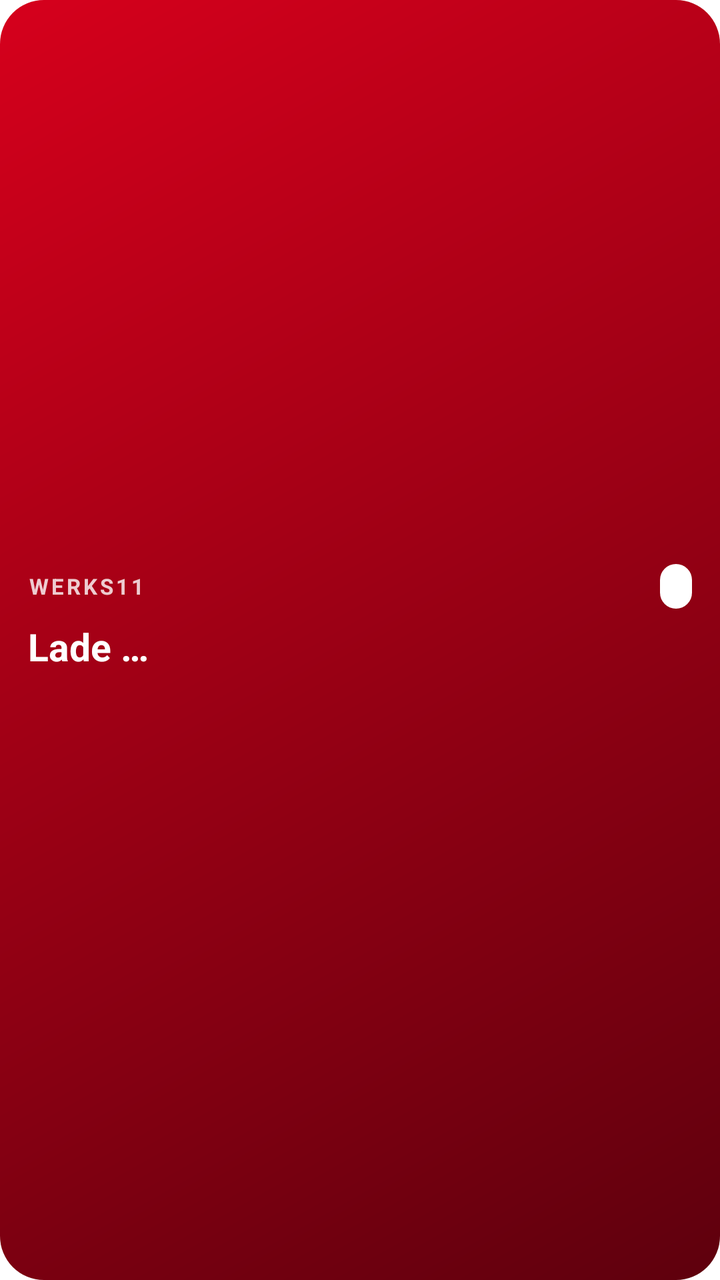
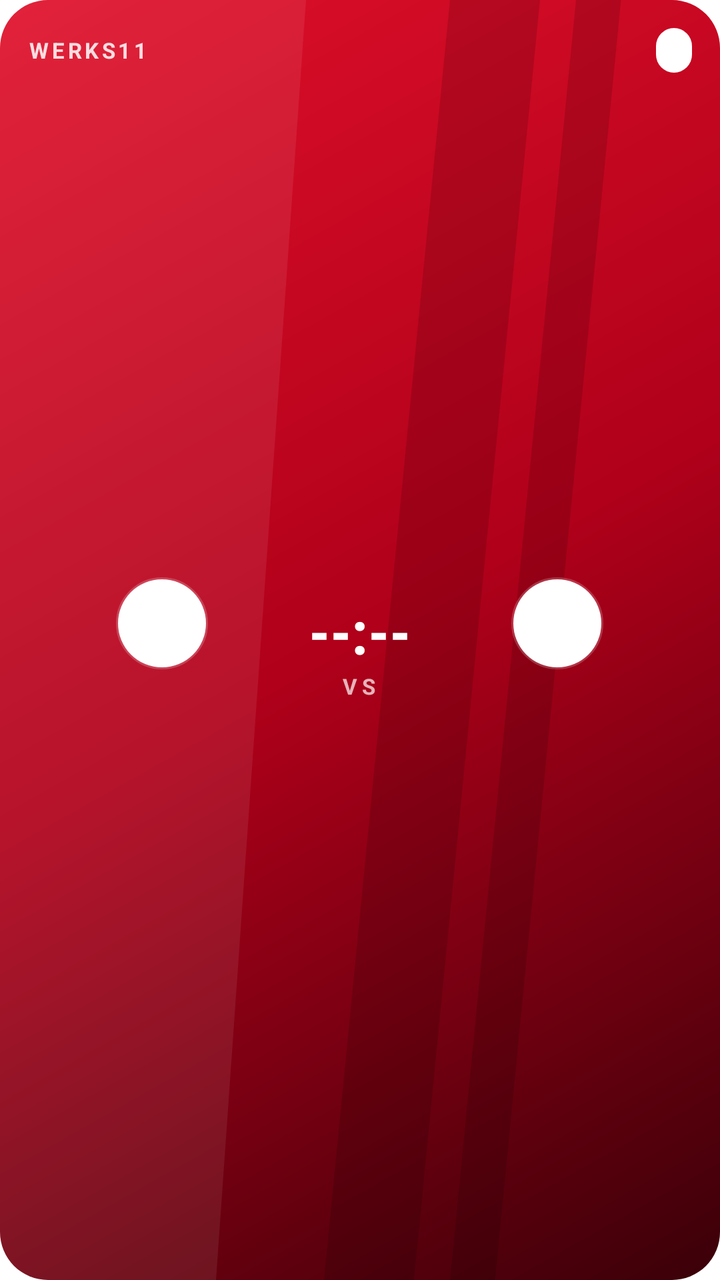

The first picture is an Android layout as it rendered before a commit; the second is the same layout after the commit. The layout source and the unified diff follow.
<!-- AndroidManifest.xml: application theme AppTheme -->
<!-- res/layout/widget_next.xml -->
<?xml version="1.0" encoding="utf-8"?>
<LinearLayout xmlns:android="http://schemas.android.com/apk/res/android"
    android:id="@+id/w_root"
    android:layout_width="match_parent"
    android:layout_height="match_parent"
    android:orientation="vertical"
    android:gravity="center_vertical"
    android:padding="14dp"
    android:background="@drawable/widget_bg">

    <LinearLayout
        android:layout_width="match_parent"
        android:layout_height="wrap_content"
        android:orientation="horizontal"
        android:gravity="center_vertical">

        <TextView
            android:id="@+id/w_comp"
            android:layout_width="0dp"
            android:layout_height="wrap_content"
            android:layout_weight="1"
            android:text="WERKS11"
            android:textColor="#CCFFFFFF"
            android:textSize="11sp"
            android:textStyle="bold"
            android:letterSpacing="0.12"
            android:maxLines="1"
            android:ellipsize="end" />

        <TextView
            android:id="@+id/w_left"
            android:layout_width="wrap_content"
            android:layout_height="wrap_content"
            android:background="@drawable/widget_pill"
            android:paddingLeft="8dp"
            android:paddingRight="8dp"
            android:paddingTop="3dp"
            android:paddingBottom="3dp"
            android:text=""
            android:textColor="#FFD6001C"
            android:textSize="12sp"
            android:textStyle="bold" />
    </LinearLayout>

    <TextView
        android:id="@+id/w_teams"
        android:layout_width="match_parent"
        android:layout_height="wrap_content"
        android:layout_marginTop="6dp"
        android:text="Lade …"
        android:textColor="#FFFFFFFF"
        android:textSize="19sp"
        android:textStyle="bold"
        android:maxLines="2"
        android:ellipsize="end" />

    <TextView
        android:id="@+id/w_when"
        android:layout_width="match_parent"
        android:layout_height="wrap_content"
        android:layout_marginTop="4dp"
        android:text=""
        android:textColor="#E6FFFFFF"
        android:textSize="13sp"
        android:maxLines="1"
        android:ellipsize="end" />
</LinearLayout>
<!-- resources referenced by this layout -->
<resources>
  <!-- drawable widget_bg (drawable) -->
  <?xml version="1.0" encoding="utf-8"?>
  <shape xmlns:android="http://schemas.android.com/apk/res/android" android:shape="rectangle">
      <gradient android:startColor="#FFD6001C" android:endColor="#FF5E000D" android:angle="315" />
      <corners android:radius="22dp" />
  </shape>
  <!-- drawable widget_pill (drawable) -->
  <?xml version="1.0" encoding="utf-8"?>
  <shape xmlns:android="http://schemas.android.com/apk/res/android" android:shape="rectangle">
      <solid android:color="#FFFFFFFF" />
      <corners android:radius="999dp" />
  </shape>
  <style name="AppTheme" parent="android:Theme.Material.Light.NoActionBar">
          <item name="android:statusBarColor">#D6001C</item>
          <item name="android:navigationBarColor">#000000</item>
          <item name="android:windowBackground">@android:color/white</item>
      </style>
</resources>

<!-- the commit's change to res/layout/widget_next.xml (unified diff, before → after) -->
@@ -1,67 +1,33 @@
 <?xml version="1.0" encoding="utf-8"?>
-<LinearLayout xmlns:android="http://schemas.android.com/apk/res/android"
-    android:id="@+id/w_root"
-    android:layout_width="match_parent"
-    android:layout_height="match_parent"
-    android:orientation="vertical"
-    android:gravity="center_vertical"
-    android:padding="14dp"
-    android:background="@drawable/widget_bg">
-
-    <LinearLayout
-        android:layout_width="match_parent"
-        android:layout_height="wrap_content"
-        android:orientation="horizontal"
-        android:gravity="center_vertical">
-
-        <TextView
-            android:id="@+id/w_comp"
-            android:layout_width="0dp"
-            android:layout_height="wrap_content"
-            android:layout_weight="1"
-            android:text="WERKS11"
-            android:textColor="#CCFFFFFF"
-            android:textSize="11sp"
-            android:textStyle="bold"
-            android:letterSpacing="0.12"
-            android:maxLines="1"
-            android:ellipsize="end" />
-
-        <TextView
-            android:id="@+id/w_left"
-            android:layout_width="wrap_content"
-            android:layout_height="wrap_content"
-            android:background="@drawable/widget_pill"
-            android:paddingLeft="8dp"
-            android:paddingRight="8dp"
-            android:paddingTop="3dp"
-            android:paddingBottom="3dp"
-            android:text=""
-            android:textColor="#FFD6001C"
-            android:textSize="12sp"
-            android:textStyle="bold" />
+<LinearLayout xmlns:android="http://schemas.android.com/apk/res/android" android:id="@+id/w_root"
+    android:layout_width="match_parent" android:layout_height="match_parent" android:orientation="vertical" android:padding="14dp" android:background="@drawable/widget_bg">
+    <LinearLayout android:layout_width="match_parent" android:layout_height="wrap_content" android:orientation="horizontal" android:gravity="center_vertical">
+        <TextView android:id="@+id/w_comp" android:layout_width="0dp" android:layout_height="wrap_content" android:layout_weight="1"
+            android:text="WERKS11" android:textColor="#D9FFFFFF" android:textSize="11sp" android:textStyle="bold" android:letterSpacing="0.14" android:maxLines="1" android:ellipsize="end" />
+        <TextView android:id="@+id/w_left" android:layout_width="wrap_content" android:layout_height="wrap_content" android:background="@drawable/widget_pill"
+            android:paddingLeft="9dp" android:paddingRight="9dp" android:paddingTop="3dp" android:paddingBottom="3dp" android:text="" android:textColor="#FFD6001C" android:textSize="12sp" android:textStyle="bold" />
     </LinearLayout>
-
-    <TextView
-        android:id="@+id/w_teams"
-        android:layout_width="match_parent"
-        android:layout_height="wrap_content"
-        android:layout_marginTop="6dp"
-        android:text="Lade …"
-        android:textColor="#FFFFFFFF"
-        android:textSize="19sp"
-        android:textStyle="bold"
-        android:maxLines="2"
-        android:ellipsize="end" />
-
-    <TextView
-        android:id="@+id/w_when"
-        android:layout_width="match_parent"
-        android:layout_height="wrap_content"
-        android:layout_marginTop="4dp"
-        android:text=""
-        android:textColor="#E6FFFFFF"
-        android:textSize="13sp"
-        android:maxLines="1"
-        android:ellipsize="end" />
+    <LinearLayout android:layout_width="match_parent" android:layout_height="0dp" android:layout_weight="1" android:orientation="horizontal" android:gravity="center_vertical">
+        <LinearLayout android:layout_width="0dp" android:layout_height="wrap_content" android:layout_weight="1" android:orientation="vertical" android:gravity="center_horizontal">
+            <FrameLayout android:layout_width="46dp" android:layout_height="46dp" android:background="@drawable/widget_logo_bg">
+                <TextView android:id="@+id/w_ini1" android:layout_width="match_parent" android:layout_height="match_parent" android:gravity="center" android:text="" android:textColor="#FF3A0008" android:textSize="15sp" android:textStyle="bold" />
+                <ImageView android:id="@+id/w_logo1" android:layout_width="match_parent" android:layout_height="match_parent" android:padding="7dp" android:scaleType="fitCenter" />
+            </FrameLayout>
+            <TextView android:id="@+id/w_team1" android:layout_width="wrap_content" android:layout_height="wrap_content" android:layout_marginTop="5dp" android:text=""
+                android:textColor="#FFFFFFFF" android:textSize="13sp" android:textStyle="bold" android:maxLines="1" android:ellipsize="end" />
+        </LinearLayout>
+        <LinearLayout android:layout_width="wrap_content" android:layout_height="wrap_content" android:orientation="vertical" android:gravity="center_horizontal" android:paddingLeft="6dp" android:paddingRight="6dp">
+            <TextView android:id="@+id/w_big" android:layout_width="wrap_content" android:layout_height="wrap_content" android:text="--:--" android:textColor="#FFFFFFFF" android:textSize="30sp" android:textStyle="bold" android:fontFamily="sans-serif-condensed" />
+            <TextView android:id="@+id/w_sub" android:layout_width="wrap_content" android:layout_height="wrap_content" android:text="VS" android:textColor="#B3FFFFFF" android:textSize="11sp" android:textStyle="bold" android:letterSpacing="0.2" />
+        </LinearLayout>
+        <LinearLayout android:layout_width="0dp" android:layout_height="wrap_content" android:layout_weight="1" android:orientation="vertical" android:gravity="center_horizontal">
+            <FrameLayout android:layout_width="46dp" android:layout_height="46dp" android:background="@drawable/widget_logo_bg">
+                <TextView android:id="@+id/w_ini2" android:layout_width="match_parent" android:layout_height="match_parent" android:gravity="center" android:text="" android:textColor="#FF3A0008" android:textSize="15sp" android:textStyle="bold" />
+                <ImageView android:id="@+id/w_logo2" android:layout_width="match_parent" android:layout_height="match_parent" android:padding="7dp" android:scaleType="fitCenter" />
+            </FrameLayout>
+            <TextView android:id="@+id/w_team2" android:layout_width="wrap_content" android:layout_height="wrap_content" android:layout_marginTop="5dp" android:text=""
+                android:textColor="#FFFFFFFF" android:textSize="13sp" android:textStyle="bold" android:maxLines="1" android:ellipsize="end" />
+        </LinearLayout>
+    </LinearLayout>
+    <TextView android:id="@+id/w_when" android:layout_width="match_parent" android:layout_height="wrap_content" android:gravity="center" android:text="" android:textColor="#E6FFFFFF" android:textSize="12sp" android:maxLines="1" android:ellipsize="end" />
 </LinearLayout>
<!-- resource entries referenced after the edit -->
@@ -2,20 +2,37 @@
 <resources>
   <!-- drawable widget_bg (drawable) -->
   <?xml version="1.0" encoding="utf-8"?>
-  <shape xmlns:android="http://schemas.android.com/apk/res/android" android:shape="rectangle">
-      <gradient android:startColor="#FFD6001C" android:endColor="#FF5E000D" android:angle="315" />
-      <corners android:radius="22dp" />
+  <layer-list xmlns:android="http://schemas.android.com/apk/res/android">
+      <item>
+          <shape android:shape="rectangle">
+              <gradient android:startColor="#FFE0102A" android:centerColor="#FFB0001A" android:endColor="#FF3A0008" android:angle="315" />
+              <corners android:radius="24dp" />
+          </shape>
+      </item>
+      <item android:drawable="@drawable/widget_stripes" android:gravity="fill" />
+  </layer-list>
+  <!-- drawable widget_logo_bg (drawable) -->
+  <?xml version="1.0" encoding="utf-8"?>
+  <shape xmlns:android="http://schemas.android.com/apk/res/android" android:shape="oval">
+      <solid android:color="#FFFFFFFF" /><stroke android:width="2dp" android:color="#33FFFFFF" />
   </shape>
   <!-- drawable widget_pill (drawable) -->
   <?xml version="1.0" encoding="utf-8"?>
   <shape xmlns:android="http://schemas.android.com/apk/res/android" android:shape="rectangle">
-      <solid android:color="#FFFFFFFF" />
-      <corners android:radius="999dp" />
+      <solid android:color="#FFFFFFFF" /><corners android:radius="999dp" />
   </shape>
   <style name="AppTheme" parent="android:Theme.Material.Light.NoActionBar">
           <item name="android:statusBarColor">#D6001C</item>
           <item name="android:navigationBarColor">#000000</item>
           <item name="android:windowBackground">@android:color/white</item>
       </style>
+  <!-- drawable widget_stripes (drawable) -->
+  <?xml version="1.0" encoding="utf-8"?>
+  <vector xmlns:android="http://schemas.android.com/apk/res/android"
+      android:width="400dp" android:height="200dp" android:viewportWidth="400" android:viewportHeight="200">
+      <path android:fillColor="#22000000" android:pathData="M250,0 L300,0 L230,200 L180,200 Z" />
+      <path android:fillColor="#22000000" android:pathData="M320,0 L345,0 L275,200 L250,200 Z" />
+      <path android:fillColor="#14FFFFFF" android:pathData="M0,0 L170,0 L120,200 L0,200 Z" />
+  </vector>
 </resources>
 
